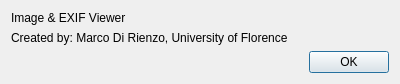
marcodiri/image-exif-viewer, file src/components/designer/AboutDialog.ui: the form before one commit.
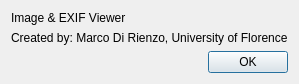
The form after the commit.

Commit message: Resized AboutDialog window

Patch:
```diff
--- a/src/components/designer/AboutDialog.ui
+++ b/src/components/designer/AboutDialog.ui
@@ -6,7 +6,7 @@
    <rect>
     <x>0</x>
     <y>0</y>
-    <width>400</width>
+    <width>293</width>
     <height>80</height>
    </rect>
   </property>
```
The commit also changes 1 other file.
